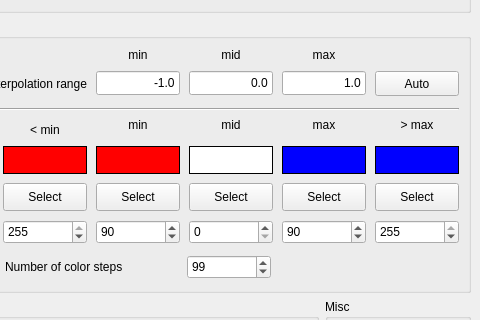
The window that source/VIEW/DIALOGS/gridVisualizationDialog.ui (BALL-Project/ball) describes before a commit, drawn with Qt 5; both pictures show x 165 to 645 and y 90 to 410 of the 645 by 593 pixel window.
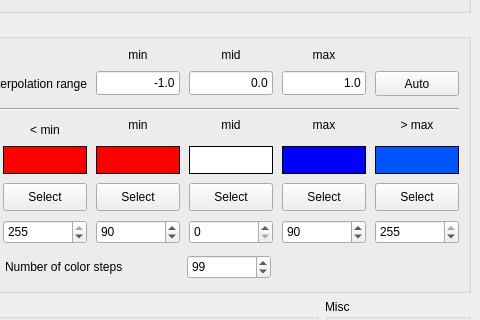
The same window after the commit.

Diff of the .ui file:
```diff
--- a/source/VIEW/DIALOGS/gridVisualizationDialog.ui
+++ b/source/VIEW/DIALOGS/gridVisualizationDialog.ui
@@ -1762,469 +1762,265 @@
         <property name="palette" >
          <palette>
           <active>
-           <colorrole role="WindowText" >
-            <brush brushstyle="SolidPattern" >
-             <color alpha="255" >
+           <color>
               <red>0</red>
               <green>0</green>
               <blue>0</blue>
              </color>
-            </brush>
-           </colorrole>
-           <colorrole role="Button" >
-            <brush brushstyle="SolidPattern" >
-             <color alpha="255" >
-              <red>0</red>
-              <green>0</green>
-              <blue>255</blue>
-             </color>
-            </brush>
-           </colorrole>
-           <colorrole role="Light" >
-            <brush brushstyle="SolidPattern" >
-             <color alpha="255" >
-              <red>127</red>
-              <green>127</green>
+           <color>
+            <red>221</red>
+            <green>223</green>
+            <blue>228</blue>
+           </color>
+           <color>
+            <red>255</red>
+            <green>255</green>
               <blue>255</blue>
              </color>
-            </brush>
-           </colorrole>
-           <colorrole role="Midlight" >
-            <brush brushstyle="SolidPattern" >
-             <color alpha="255" >
-              <red>63</red>
-              <green>63</green>
+           <color>
+            <red>255</red>
+            <green>255</green>
               <blue>255</blue>
              </color>
-            </brush>
-           </colorrole>
-           <colorrole role="Dark" >
-            <brush brushstyle="SolidPattern" >
-             <color alpha="255" >
-              <red>0</red>
-              <green>0</green>
-              <blue>127</blue>
-             </color>
-            </brush>
-           </colorrole>
-           <colorrole role="Mid" >
-            <brush brushstyle="SolidPattern" >
-             <color alpha="255" >
-              <red>0</red>
-              <green>0</green>
-              <blue>170</blue>
-             </color>
-            </brush>
-           </colorrole>
-           <colorrole role="Text" >
-            <brush brushstyle="SolidPattern" >
-             <color alpha="255" >
+           <color>
+            <red>85</red>
+            <green>85</green>
+            <blue>85</blue>
+           </color>
+           <color>
+            <red>199</red>
+            <green>199</green>
+            <blue>199</blue>
+           </color>
+           <color>
               <red>0</red>
               <green>0</green>
               <blue>0</blue>
              </color>
-            </brush>
-           </colorrole>
-           <colorrole role="BrightText" >
-            <brush brushstyle="SolidPattern" >
-             <color alpha="255" >
+           <color>
               <red>255</red>
               <green>255</green>
               <blue>255</blue>
              </color>
-            </brush>
-           </colorrole>
-           <colorrole role="ButtonText" >
-            <brush brushstyle="SolidPattern" >
-             <color alpha="255" >
+           <color>
               <red>0</red>
               <green>0</green>
               <blue>0</blue>
              </color>
-            </brush>
-           </colorrole>
-           <colorrole role="Base" >
-            <brush brushstyle="SolidPattern" >
-             <color alpha="255" >
-              <red>255</red>
-              <green>255</green>
+           <color>
+            <red>0</red>
+            <green>85</green>
               <blue>255</blue>
              </color>
-            </brush>
-           </colorrole>
-           <colorrole role="Window" >
-            <brush brushstyle="SolidPattern" >
-             <color alpha="255" >
+           <color>
               <red>0</red>
-              <green>0</green>
+            <green>85</green>
               <blue>255</blue>
              </color>
-            </brush>
-           </colorrole>
-           <colorrole role="Shadow" >
-            <brush brushstyle="SolidPattern" >
-             <color alpha="255" >
+           <color>
               <red>0</red>
               <green>0</green>
               <blue>0</blue>
              </color>
-            </brush>
-           </colorrole>
-           <colorrole role="Highlight" >
-            <brush brushstyle="SolidPattern" >
-             <color alpha="255" >
+           <color>
               <red>103</red>
               <green>141</green>
               <blue>178</blue>
              </color>
-            </brush>
-           </colorrole>
-           <colorrole role="HighlightedText" >
-            <brush brushstyle="SolidPattern" >
-             <color alpha="255" >
+           <color>
               <red>255</red>
               <green>255</green>
               <blue>255</blue>
              </color>
-            </brush>
-           </colorrole>
-           <colorrole role="Link" >
-            <brush brushstyle="SolidPattern" >
-             <color alpha="255" >
+           <color>
               <red>0</red>
               <green>0</green>
               <blue>238</blue>
              </color>
-            </brush>
-           </colorrole>
-           <colorrole role="LinkVisited" >
-            <brush brushstyle="SolidPattern" >
-             <color alpha="255" >
+           <color>
               <red>82</red>
               <green>24</green>
               <blue>139</blue>
              </color>
-            </brush>
-           </colorrole>
-           <colorrole role="AlternateBase" >
-            <brush brushstyle="SolidPattern" >
-             <color alpha="255" >
-              <red>63</red>
-              <green>63</green>
-              <blue>255</blue>
-             </color>
-            </brush>
-           </colorrole>
+           <color>
+            <red>232</red>
+            <green>232</green>
+            <blue>232</blue>
+           </color>
           </active>
           <inactive>
-           <colorrole role="WindowText" >
-            <brush brushstyle="SolidPattern" >
-             <color alpha="255" >
+           <color>
               <red>0</red>
               <green>0</green>
               <blue>0</blue>
              </color>
-            </brush>
-           </colorrole>
-           <colorrole role="Button" >
-            <brush brushstyle="SolidPattern" >
-             <color alpha="255" >
-              <red>0</red>
-              <green>0</green>
-              <blue>255</blue>
-             </color>
-            </brush>
-           </colorrole>
-           <colorrole role="Light" >
-            <brush brushstyle="SolidPattern" >
-             <color alpha="255" >
-              <red>127</red>
-              <green>127</green>
+           <color>
+            <red>221</red>
+            <green>223</green>
+            <blue>228</blue>
+           </color>
+           <color>
+            <red>255</red>
+            <green>255</green>
               <blue>255</blue>
              </color>
-            </brush>
-           </colorrole>
-           <colorrole role="Midlight" >
-            <brush brushstyle="SolidPattern" >
-             <color alpha="255" >
-              <red>63</red>
-              <green>63</green>
+           <color>
+            <red>255</red>
+            <green>255</green>
               <blue>255</blue>
              </color>
-            </brush>
-           </colorrole>
-           <colorrole role="Dark" >
-            <brush brushstyle="SolidPattern" >
-             <color alpha="255" >
-              <red>0</red>
-              <green>0</green>
-              <blue>127</blue>
-             </color>
-            </brush>
-           </colorrole>
-           <colorrole role="Mid" >
-            <brush brushstyle="SolidPattern" >
-             <color alpha="255" >
-              <red>0</red>
-              <green>0</green>
-              <blue>170</blue>
-             </color>
-            </brush>
-           </colorrole>
-           <colorrole role="Text" >
-            <brush brushstyle="SolidPattern" >
-             <color alpha="255" >
+           <color>
+            <red>85</red>
+            <green>85</green>
+            <blue>85</blue>
+           </color>
+           <color>
+            <red>199</red>
+            <green>199</green>
+            <blue>199</blue>
+           </color>
+           <color>
               <red>0</red>
               <green>0</green>
               <blue>0</blue>
              </color>
-            </brush>
-           </colorrole>
-           <colorrole role="BrightText" >
-            <brush brushstyle="SolidPattern" >
-             <color alpha="255" >
+           <color>
               <red>255</red>
               <green>255</green>
               <blue>255</blue>
              </color>
-            </brush>
-           </colorrole>
-           <colorrole role="ButtonText" >
-            <brush brushstyle="SolidPattern" >
-             <color alpha="255" >
+           <color>
               <red>0</red>
               <green>0</green>
               <blue>0</blue>
              </color>
-            </brush>
-           </colorrole>
-           <colorrole role="Base" >
-            <brush brushstyle="SolidPattern" >
-             <color alpha="255" >
-              <red>255</red>
-              <green>255</green>
+           <color>
+            <red>0</red>
+            <green>85</green>
               <blue>255</blue>
              </color>
-            </brush>
-           </colorrole>
-           <colorrole role="Window" >
-            <brush brushstyle="SolidPattern" >
-             <color alpha="255" >
+           <color>
               <red>0</red>
-              <green>0</green>
+            <green>85</green>
               <blue>255</blue>
              </color>
-            </brush>
-           </colorrole>
-           <colorrole role="Shadow" >
-            <brush brushstyle="SolidPattern" >
-             <color alpha="255" >
+           <color>
               <red>0</red>
               <green>0</green>
               <blue>0</blue>
              </color>
-            </brush>
-           </colorrole>
-           <colorrole role="Highlight" >
-            <brush brushstyle="SolidPattern" >
-             <color alpha="255" >
+           <color>
               <red>103</red>
               <green>141</green>
               <blue>178</blue>
              </color>
-            </brush>
-           </colorrole>
-           <colorrole role="HighlightedText" >
-            <brush brushstyle="SolidPattern" >
-             <color alpha="255" >
+           <color>
               <red>255</red>
               <green>255</green>
               <blue>255</blue>
              </color>
-            </brush>
-           </colorrole>
-           <colorrole role="Link" >
-            <brush brushstyle="SolidPattern" >
-             <color alpha="255" >
+           <color>
               <red>0</red>
               <green>0</green>
               <blue>238</blue>
              </color>
-            </brush>
-           </colorrole>
-           <colorrole role="LinkVisited" >
-            <brush brushstyle="SolidPattern" >
-             <color alpha="255" >
+           <color>
               <red>82</red>
               <green>24</green>
               <blue>139</blue>
              </color>
-            </brush>
-           </colorrole>
-           <colorrole role="AlternateBase" >
-            <brush brushstyle="SolidPattern" >
-             <color alpha="255" >
-              <red>63</red>
-              <green>63</green>
-              <blue>255</blue>
-             </color>
-            </brush>
-           </colorrole>
+           <color>
+            <red>232</red>
+            <green>232</green>
+            <blue>232</blue>
+           </color>
           </inactive>
           <disabled>
-           <colorrole role="WindowText" >
-            <brush brushstyle="SolidPattern" >
-             <color alpha="255" >
-              <red>0</red>
-              <green>0</green>
-              <blue>127</blue>
-             </color>
-            </brush>
-           </colorrole>
-           <colorrole role="Button" >
-            <brush brushstyle="SolidPattern" >
-             <color alpha="255" >
-              <red>0</red>
-              <green>0</green>
-              <blue>255</blue>
-             </color>
-            </brush>
-           </colorrole>
-           <colorrole role="Light" >
-            <brush brushstyle="SolidPattern" >
-             <color alpha="255" >
-              <red>127</red>
-              <green>127</green>
+           <color>
+            <red>128</red>
+            <green>128</green>
+            <blue>128</blue>
+           </color>
+           <color>
+            <red>221</red>
+            <green>223</green>
+            <blue>228</blue>
+           </color>
+           <color>
+            <red>255</red>
+            <green>255</green>
               <blue>255</blue>
              </color>
-            </brush>
-           </colorrole>
-           <colorrole role="Midlight" >
-            <brush brushstyle="SolidPattern" >
-             <color alpha="255" >
-              <red>63</red>
-              <green>63</green>
+           <color>
+            <red>255</red>
+            <green>255</green>
               <blue>255</blue>
              </color>
-            </brush>
-           </colorrole>
-           <colorrole role="Dark" >
-            <brush brushstyle="SolidPattern" >
-             <color alpha="255" >
-              <red>0</red>
-              <green>0</green>
-              <blue>127</blue>
-             </color>
-            </brush>
-           </colorrole>
-           <colorrole role="Mid" >
-            <brush brushstyle="SolidPattern" >
-             <color alpha="255" >
-              <red>0</red>
-              <green>0</green>
-              <blue>170</blue>
-             </color>
-            </brush>
-           </colorrole>
-           <colorrole role="Text" >
-            <brush brushstyle="SolidPattern" >
-             <color alpha="255" >
-              <red>0</red>
-              <green>0</green>
-              <blue>127</blue>
-             </color>
-            </brush>
-           </colorrole>
-           <colorrole role="BrightText" >
-            <brush brushstyle="SolidPattern" >
-             <color alpha="255" >
+           <color>
+            <red>85</red>
+            <green>85</green>
+            <blue>85</blue>
+           </color>
+           <color>
+            <red>199</red>
+            <green>199</green>
+            <blue>199</blue>
+           </color>
+           <color>
+            <red>199</red>
+            <green>199</green>
+            <blue>199</blue>
+           </color>
+           <color>
               <red>255</red>
               <green>255</green>
               <blue>255</blue>
              </color>
-            </brush>
-           </colorrole>
-           <colorrole role="ButtonText" >
-            <brush brushstyle="SolidPattern" >
-             <color alpha="255" >
-              <red>0</red>
-              <green>0</green>
-              <blue>127</blue>
-             </color>
-            </brush>
-           </colorrole>
-           <colorrole role="Base" >
-            <brush brushstyle="SolidPattern" >
-             <color alpha="255" >
+           <color>
+            <red>128</red>
+            <green>128</green>
+            <blue>128</blue>
+           </color>
+           <color>
               <red>0</red>
-              <green>0</green>
+            <green>85</green>
               <blue>255</blue>
              </color>
-            </brush>
-           </colorrole>
-           <colorrole role="Window" >
-            <brush brushstyle="SolidPattern" >
-             <color alpha="255" >
+           <color>
               <red>0</red>
-              <green>0</green>
+            <green>85</green>
               <blue>255</blue>
              </color>
-            </brush>
-           </colorrole>
-           <colorrole role="Shadow" >
-            <brush brushstyle="SolidPattern" >
-             <color alpha="255" >
+           <color>
               <red>0</red>
               <green>0</green>
               <blue>0</blue>
              </color>
-            </brush>
-           </colorrole>
-           <colorrole role="Highlight" >
-            <brush brushstyle="SolidPattern" >
-             <color alpha="255" >
+           <color>
               <red>86</red>
               <green>117</green>
               <blue>148</blue>
              </color>
-            </brush>
-           </colorrole>
-           <colorrole role="HighlightedText" >
-            <brush brushstyle="SolidPattern" >
-             <color alpha="255" >
+           <color>
               <red>255</red>
               <green>255</green>
               <blue>255</blue>
              </color>
-            </brush>
-           </colorrole>
-           <colorrole role="Link" >
-            <brush brushstyle="SolidPattern" >
-             <color alpha="255" >
+           <color>
               <red>0</red>
               <green>0</green>
               <blue>238</blue>
              </color>
-            </brush>
-           </colorrole>
-           <colorrole role="LinkVisited" >
-            <brush brushstyle="SolidPattern" >
-             <color alpha="255" >
+           <color>
               <red>82</red>
               <green>24</green>
               <blue>139</blue>
              </color>
-            </brush>
-           </colorrole>
-           <colorrole role="AlternateBase" >
-            <brush brushstyle="SolidPattern" >
-             <color alpha="255" >
-              <red>63</red>
-              <green>63</green>
-              <blue>255</blue>
-             </color>
-            </brush>
-           </colorrole>
+           <color>
+            <red>232</red>
+            <green>232</green>
+            <blue>232</blue>
+           </color>
           </disabled>
          </palette>
         </property>
```
Left out of the diff: 1836 changed lines with no effect on the pictures. Lines whose indentation alone changed are shown as unchanged.
